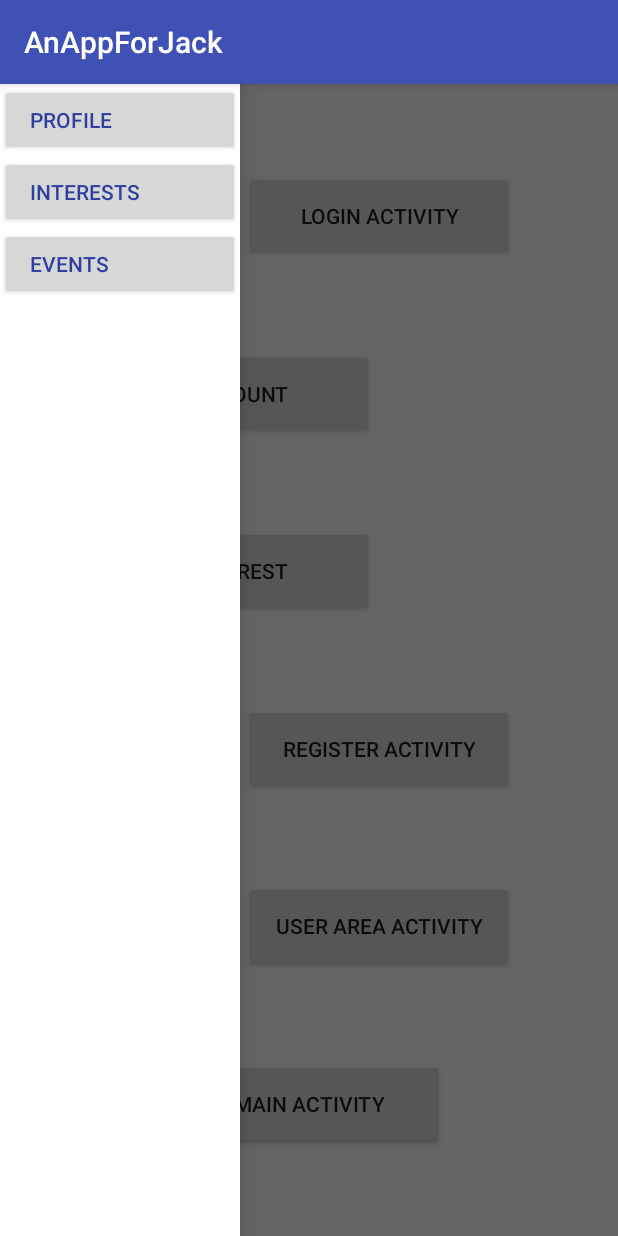
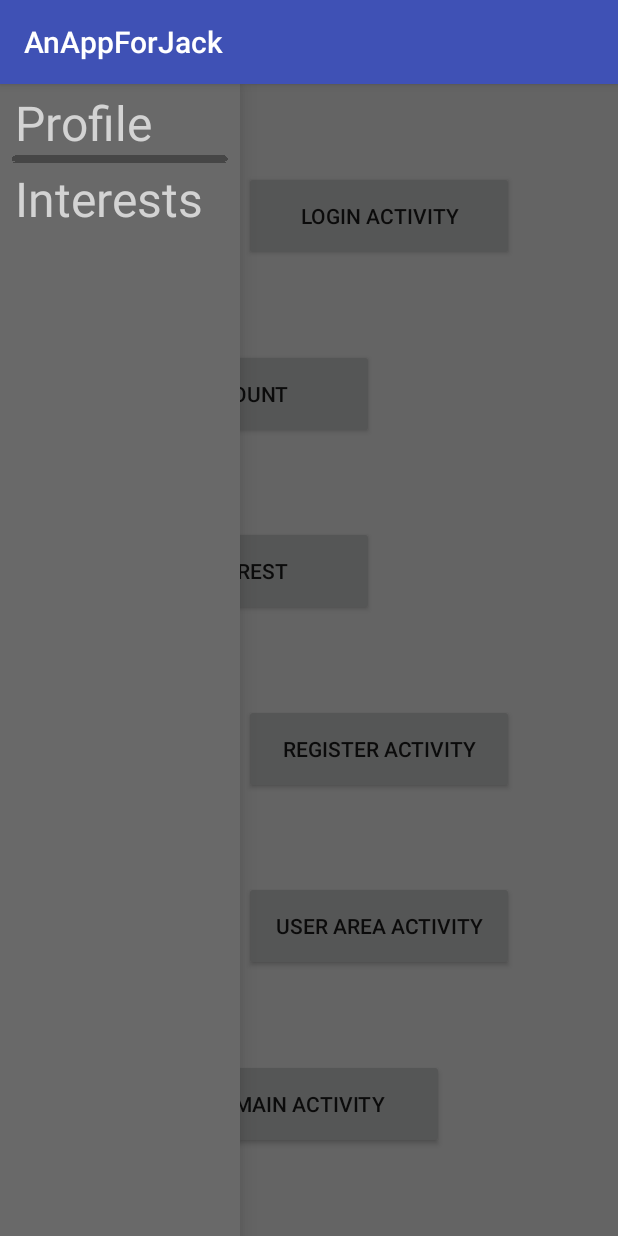
Before and after one commit to dreiddel/AnAppForJack, an Android app: the screen it shows after launch (MainActivity), with the side drawer open, on a phone screen of 412 x 824 dp. Run offline under Robolectric (Android 15) with nearby library versions, the phone set to English and light mode, and no system bars.

Commit message:
Modified Drawer Layout in Activity_Main.xml Added colors to colors.xml

```diff
--- a/app/src/main/res/layout/activity_main.xml
+++ b/app/src/main/res/layout/activity_main.xml
@@ -87,17 +87,18 @@
             app:layout_constraintTop_toBottomOf="@+id/button5" />
     </android.support.constraint.ConstraintLayout>
     <!-- The navigation drawer -->
-    <LinearLayout android:id="@+id/left_drawer"
-        android:orientation="vertical"
+    <LinearLayout
+        android:id="@+id/left_drawer"
         android:layout_width="160dp"
         android:layout_height="match_parent"
         android:layout_gravity="start"
+        android:background="@color/colorGrey5_Dim"
         android:choiceMode="singleChoice"
         android:divider="@android:color/transparent"
         android:dividerHeight="0dp"
-        android:background="@color/colorWhite">
+        android:orientation="vertical">
 
-        <Button
+        <!-- <Button
             android:id="@+id/button9"
             android:layout_width="match_parent"
             android:layout_height="wrap_content"
@@ -122,6 +123,65 @@
             android:text="@string/navigation_events"
             android:gravity="left|center"
             android:paddingLeft="20dp"
-            android:textColor="@color/colorPrimaryDark" />
+            android:textColor="@color/colorPrimaryDark" /> -->
+
+        <TextView
+            android:id="@+id/textView1"
+            android:layout_width="match_parent"
+            android:layout_height="wrap_content"
+            android:textSize="32dp"
+            android:paddingLeft="10dp"
+            android:paddingTop="4dp"
+            android:textColor="@color/colorGrey0_Gainsboro"
+            android:text="@string/navigation_profile" />
+
+        <View
+            android:layout_width="140dp"
+            android:layout_height="0.25dp"
+            android:paddingTop="8dp"
+            android:layout_gravity="center_horizontal"
+            android:background="@color/colorGrey6_Charcoal"/>
+        <View
+            android:layout_width="142dp"
+            android:layout_height="0.5dp"
+            android:layout_gravity="center_horizontal"
+            android:background="@color/colorGrey6_Charcoal"/>
+        <View
+            android:layout_width="143dp"
+            android:layout_height="0.5dp"
+            android:layout_gravity="center_horizontal"
+            android:background="@color/colorGrey6_Charcoal"/>
+        <View
+            android:layout_width="144dp"
+            android:layout_height="1.5dp"
+            android:layout_gravity="center_horizontal"
+            android:background="@color/colorGrey6_Charcoal"/>
+        <View
+            android:layout_width="143dp"
+            android:layout_height="0.5dp"
+            android:layout_gravity="center_horizontal"
+            android:background="@color/colorGrey6_Charcoal"/>
+        <View
+            android:layout_width="140dp"
+            android:layout_height="0.5dp"
+            android:layout_gravity="center_horizontal"
+            android:background="@color/colorGrey6_Charcoal"/>
+        <View
+            android:layout_width="142dp"
+            android:layout_height="0.25dp"
+            android:layout_gravity="center_horizontal"
+            android:background="@color/colorGrey6_Charcoal"/>
+
+        <TextView
+            android:id="@+id/textView2"
+            android:layout_width="match_parent"
+            android:layout_height="wrap_content"
+            android:textSize="32dp"
+            android:paddingLeft="10dp"
+            android:paddingTop="2dp"
+            android:textColor="@color/colorGrey0_Gainsboro"
+            android:text="@string/navigation_interests" />
+
+
     </LinearLayout>
 </android.support.v4.widget.DrawerLayout>
--- a/app/src/main/res/values/colors.xml
+++ b/app/src/main/res/values/colors.xml
@@ -4,4 +4,12 @@
     <color name="colorPrimaryDark">#303F9F</color>
     <color name="colorAccent">#FF4081</color>
     <color name="colorWhite">#FFFFFF</color>
+        <!-- GREY -->
+    <color name="colorGrey0_Gainsboro">#D3D3D3</color>
+    <color name="colorGrey1_Light">#D3D3D3</color>
+    <color name="colorGrey2_Silver">#C0C0C0</color>
+    <color name="colorGrey3_Dark">#A9A9A9</color>
+    <color name="colorGrey4_Grey">#808080</color>
+    <color name="colorGrey5_Dim">#696969</color>
+    <color name="colorGrey6_Charcoal">#464646</color>
 </resources>
```
Also changed, not shown: app/src/main/res/drawable/boxing_48.png (deleted), app/src/main/res/drawable/boxing_72.png (deleted), app/src/main/res/drawable/boxing_96.png (deleted).
